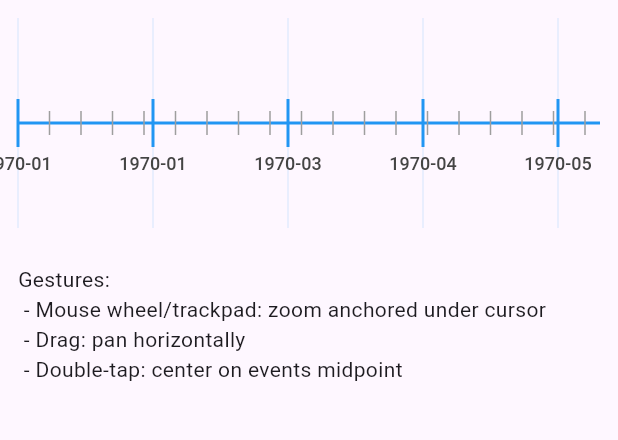
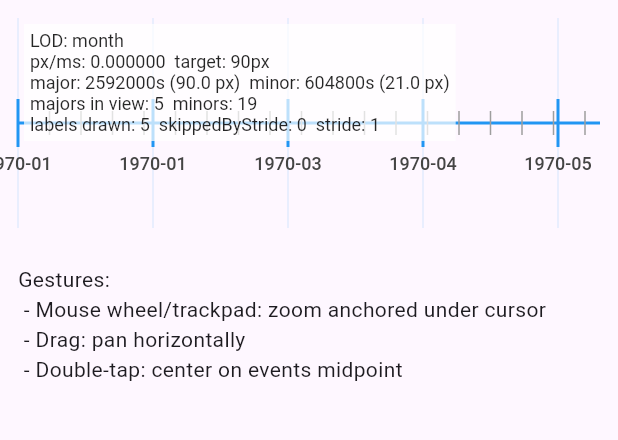
Before and after one commit to mim-Armand/Dynamic-Timeline, a Flutter app: the screen it shows after launch, on a phone screen of 412 x 824 dp, the part 132-572 px from its top. Run offline on Flutter 3.47's test engine with Material 3 defaults, Android fonts, the phone set to English and light mode, and no system bars.

Commit message:
Add debug mode and diagnostics for LOD selection in TimelineWidget

```diff
--- a/example/lib/main.dart
+++ b/example/lib/main.dart
@@ -76,6 +76,7 @@ class MyHomePage extends StatelessWidget {
               height: 140,
               child: TimelineWidget(
                 height: 120,
+                debugMode: true,
                 events: events,
                 minZoomLOD: TimeScaleLOD.month,
                 maxZoomLOD: TimeScaleLOD.century,
--- a/lib/src/timeline_widget.dart
+++ b/lib/src/timeline_widget.dart
@@ -353,6 +353,37 @@ class _Painter extends CustomPainter {
       styleByLOD: labelStyleByLOD,
     );
 
+    // Debug overlay with diagnostics about LOD selection and label visibility
+    if (debug) {
+      final diag = tickManager.diagnostics;
+      if (diag != null) {
+        final lines = <String>[
+          'LOD: ${diag.lod.name}',
+          'px/ms: ${diag.pxPerMs.toStringAsFixed(6)}  target: ${diag.targetPx.toStringAsFixed(0)}px',
+          'major: ${diag.majorMs ~/ 1000}s (${diag.majorPx.toStringAsFixed(1)} px)  minor: ${diag.minorMs ~/ 1000}s (${diag.minorPx.toStringAsFixed(1)} px)',
+          'majors in view: ${diag.numMajor}  minors: ${diag.numMinor}',
+          'labels drawn: ${diag.labelsPainted}  skippedByStride: ${diag.labelsDroppedByStride}  stride: $labelStride',
+        ];
+        final text = lines.join('\n');
+        final tp = TextPainter(
+          text: TextSpan(
+            text: text,
+            style: TextStyle(
+              color: Colors.black.withOpacity(0.85),
+              fontSize: 12,
+              height: 1.2,
+            ),
+          ),
+          textDirection: TextDirection.ltr,
+        )..layout(maxWidth: size.width - 8);
+        // Background for readability
+        final bg = Paint()..color = Colors.white.withOpacity(0.7);
+        final rect = Rect.fromLTWH(4, 4, tp.width + 8, tp.height + 8);
+        canvas.drawRect(rect, bg);
+        tp.paint(canvas, const Offset(8, 8));
+      }
+    }
+
     // Events
     // Draw event markers
     final marker = Paint()..color = eventColor;
@@ -377,6 +408,7 @@ class _PackageTickManager {
   final List<_PkgTick> _pool = [];
   final List<_PkgTick> _active = [];
   final Map<String, TextPainter> _tpCache = {};
+  _Diagnostics? diagnostics;
   late Paint _major, _minor, _grid;
   bool _init = false;
   double _basePxPerMs = 0.00002;
@@ -442,12 +474,21 @@ class _PackageTickManager {
       return m == 0 ? v : v + (step - m);
     }
 
+    // Initialize diagnostics for this frame
+    diagnostics = _Diagnostics(
+      lod: unit.lod,
+      pxPerMs: scale,
+      targetPx: 90.0,
+      majorMs: unit.majorMs,
+      minorMs: unit.minorMs,
+    );
     // Minor ticks at fixed step for the chosen unit
     final firstMinor = ceilTo(leftMs, unit.minorMs);
     for (double t = firstMinor; t <= rightMs; t += unit.minorMs) {
       final x = (t - leftMs) * scale;
       if (x < -50 || x > size.width + 50) continue;
       _active.add(_get().set(t, x, false, '', 8));
+      diagnostics!.numMinor++;
     }
     // Major ticks at fixed step for the chosen unit
     final firstMajor = ceilTo(leftMs, unit.majorMs);
@@ -458,7 +499,11 @@ class _PackageTickManager {
         DateTime.fromMillisecondsSinceEpoch(t.toInt(), isUtc: true),
       );
       _active.add(_get().set(t, x, true, label, 16));
+      diagnostics!.numMajor++;
     }
+    diagnostics!
+      ..majorPx = unit.majorMs * scale
+      ..minorPx = unit.minorMs * scale;
     return _active;
   }
 
@@ -498,7 +543,10 @@ class _PackageTickManager {
         p,
       );
       if (tick.isMajor && tick.label.isNotEmpty) {
-        if (labelStride > 1 && (majorIndex++ % labelStride != 0)) continue;
+        if (labelStride > 1 && (majorIndex++ % labelStride != 0)) {
+          diagnostics?.labelsDroppedByStride++;
+          continue;
+        }
         TextStyle style = TextStyle(
           color: _labelColor,
           fontSize: 12,
@@ -515,6 +563,7 @@ class _PackageTickManager {
         final tx = tick.x - tp.width / 2;
         if (tx <= size.width && tx + tp.width >= 0) {
           tp.paint(canvas, Offset(tx, centerY + tick.h + 4));
+          diagnostics?.labelsPainted++;
         }
       }
     }
@@ -553,8 +602,12 @@ class _PackageTickManager {
   /// return the coarsest unit so labels still appear when fully zoomed out.
   _PkgUnit _pickUnit(double pxPerMs) {
     const targetPx = 90.0;
-    _PkgUnit mk(double maj, double min, String Function(DateTime) fmt) =>
-        _PkgUnit(maj, min, fmt);
+    _PkgUnit mk(
+      double maj,
+      double min,
+      String Function(DateTime) fmt,
+      TimeScaleLOD lod,
+    ) => _PkgUnit(maj, min, fmt, lod);
     final hour = 3600e3,
         day = 24 * 3600e3,
         week = 7 * day,
@@ -564,24 +617,41 @@ class _PackageTickManager {
         cen = 100 * year,
         mil = 1000 * year;
     final cand = <_PkgUnit>[
-      mk(hour, hour / 6, (d) => '${d.hour.toString().padLeft(2, '0')}:00'),
+      mk(
+        hour,
+        hour / 6,
+        (d) => '${d.hour.toString().padLeft(2, '0')}:00',
+        TimeScaleLOD.hour,
+      ),
       mk(
         day,
         hour,
         (d) =>
             '${d.year}-${d.month.toString().padLeft(2, '0')}-${d.day.toString().padLeft(2, '0')}',
+        TimeScaleLOD.day,
       ),
       mk(
         week,
         day,
         (d) =>
             'W${(((DateTime.utc(d.year, d.month, d.day).difference(DateTime.utc(d.year, 1, 1)).inDays) / 7).floor() + 1)}',
+        TimeScaleLOD.week,
       ),
-      mk(month, week, (d) => '${d.year}-${d.month.toString().padLeft(2, '0')}'),
-      mk(year, month, (d) => '${d.year}'),
-      mk(dec, year, (d) => '${(d.year ~/ 10) * 10}s'),
-      mk(cen, dec, (d) => '${(d.year ~/ 100) * 100}s'),
-      mk(mil, cen, (d) => '${(d.year ~/ 1000) * 1000}'),
+      mk(
+        month,
+        week,
+        (d) => '${d.year}-${d.month.toString().padLeft(2, '0')}',
+        TimeScaleLOD.month,
+      ),
+      mk(year, month, (d) => '${d.year}', TimeScaleLOD.year),
+      mk(dec, year, (d) => '${(d.year ~/ 10) * 10}s', TimeScaleLOD.decade),
+      mk(cen, dec, (d) => '${(d.year ~/ 100) * 100}s', TimeScaleLOD.century),
+      mk(
+        mil,
+        cen,
+        (d) => '${(d.year ~/ 1000) * 1000}',
+        TimeScaleLOD.millennium,
+      ),
     ];
     for (final u in cand) {
       if (pxPerMs * u.majorMs >= targetPx) return u;
@@ -607,5 +677,27 @@ class _PkgTick {
 class _PkgUnit {
   final double majorMs, minorMs;
   final String Function(DateTime) label;
-  _PkgUnit(this.majorMs, this.minorMs, this.label);
+  final TimeScaleLOD lod;
+  _PkgUnit(this.majorMs, this.minorMs, this.label, this.lod);
 }
+
+class _Diagnostics {
+  final TimeScaleLOD lod;
+  final double pxPerMs;
+  final double targetPx;
+  final double majorMs;
+  final double minorMs;
+  int numMajor = 0;
+  int numMinor = 0;
+  int labelsPainted = 0;
+  int labelsDroppedByStride = 0;
+  double majorPx = 0;
+  double minorPx = 0;
+  _Diagnostics({
+    required this.lod,
+    required this.pxPerMs,
+    required this.targetPx,
+    required this.majorMs,
+    required this.minorMs,
+  });
+}
```
